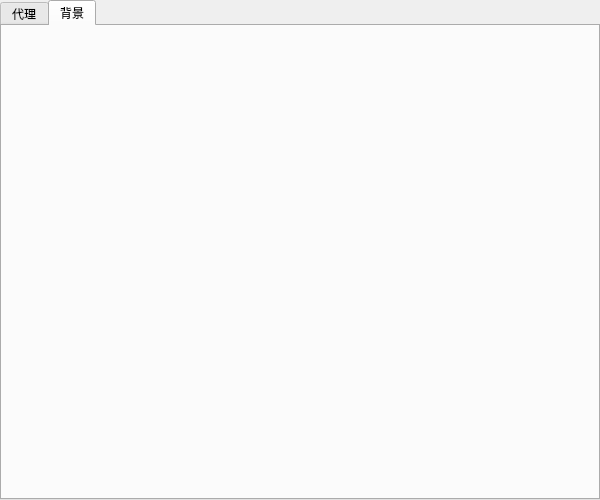
The window that ui/SettingMenu.ui (ChenHaoYan1234/CalculatingCorrectionProcedure) describes before a commit, drawn with Qt 5.
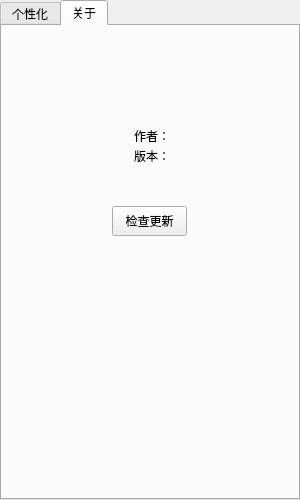
The same window after the commit. The open tabs and pages were chosen to show the change.

What changed in the file:
```diff
--- a/ui/SettingMenu.ui
+++ b/ui/SettingMenu.ui
@@ -1,12 +1,12 @@
 <?xml version="1.0" encoding="UTF-8"?>
 <ui version="4.0">
- <class>Dialog</class>
- <widget class="QDialog" name="Dialog">
+ <class>SettingMenu</class>
+ <widget class="QDialog" name="SettingMenu">
   <property name="geometry">
    <rect>
     <x>0</x>
     <y>0</y>
-    <width>600</width>
+    <width>300</width>
     <height>500</height>
    </rect>
   </property>
@@ -18,27 +18,90 @@
     <rect>
      <x>0</x>
      <y>0</y>
-     <width>600</width>
+     <width>300</width>
      <height>500</height>
     </rect>
    </property>
-   <property name="font">
-    <font>
-     <pointsize>9</pointsize>
-    </font>
-   </property>
-   <property name="currentIndex">
-    <number>1</number>
-   </property>
-   <widget class="QWidget" name="proxy">
+   <widget class="QWidget" name="Custom">
     <attribute name="title">
-     <string>代理</string>
+     <string>个性化</string>
     </attribute>
+    <widget class="QLabel" name="Background">
+     <property name="geometry">
+      <rect>
+       <x>0</x>
+       <y>50</y>
+       <width>300</width>
+       <height>250</height>
+      </rect>
+     </property>
+     <property name="text">
+      <string/>
+     </property>
+    </widget>
+    <widget class="QPushButton" name="SetBackground">
+     <property name="geometry">
+      <rect>
+       <x>100</x>
+       <y>320</y>
+       <width>100</width>
+       <height>20</height>
+      </rect>
+     </property>
+     <property name="text">
+      <string>选择背景图片</string>
+     </property>
+    </widget>
    </widget>
-   <widget class="QWidget" name="background">
+   <widget class="QWidget" name="About">
     <attribute name="title">
-     <string>背景</string>
+     <string>关于</string>
     </attribute>
+    <widget class="QLabel" name="Author">
+     <property name="geometry">
+      <rect>
+       <x>0</x>
+       <y>100</y>
+       <width>300</width>
+       <height>20</height>
+      </rect>
+     </property>
+     <property name="text">
+      <string>作者：</string>
+     </property>
+     <property name="alignment">
+      <set>Qt::AlignCenter</set>
+     </property>
+    </widget>
+    <widget class="QLabel" name="Version">
+     <property name="geometry">
+      <rect>
+       <x>0</x>
+       <y>120</y>
+       <width>300</width>
+       <height>20</height>
+      </rect>
+     </property>
+     <property name="text">
+      <string>版本：</string>
+     </property>
+     <property name="alignment">
+      <set>Qt::AlignCenter</set>
+     </property>
+    </widget>
+    <widget class="QPushButton" name="CheckUpdate">
+     <property name="geometry">
+      <rect>
+       <x>110</x>
+       <y>180</y>
+       <width>75</width>
+       <height>30</height>
+      </rect>
+     </property>
+     <property name="text">
+      <string>检查更新</string>
+     </property>
+    </widget>
    </widget>
   </widget>
  </widget>
```
